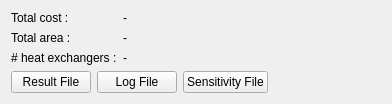
The window that OMOptim/GUI/Widgets/WidgetEIHEN1Result.ui (lmoresco/OpenModelica) describes before a commit, drawn with Qt 5.
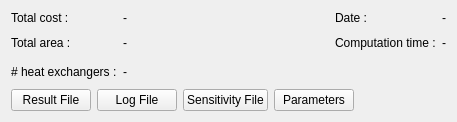
The same window after the commit.

The edit to the form file:
```diff
--- a/OMOptim/GUI/Widgets/WidgetEIHEN1Result.ui
+++ b/OMOptim/GUI/Widgets/WidgetEIHEN1Result.ui
@@ -6,8 +6,8 @@
    <rect>
     <x>0</x>
     <y>0</y>
-    <width>392</width>
-    <height>95</height>
+    <width>457</width>
+    <height>122</height>
    </rect>
   </property>
   <property name="sizePolicy">
@@ -33,53 +33,6 @@
      </property>
     </spacer>
    </item>
-   <item row="3" column="0" colspan="5">
-    <layout class="QGridLayout" name="gridLayout_2">
-     <item row="0" column="0">
-      <widget class="QPushButton" name="pushResult">
-       <property name="text">
-        <string>Result File</string>
-       </property>
-       <property name="flat">
-        <bool>false</bool>
-       </property>
-      </widget>
-     </item>
-     <item row="0" column="1">
-      <widget class="QPushButton" name="pushLog">
-       <property name="text">
-        <string>Log File</string>
-       </property>
-       <property name="flat">
-        <bool>false</bool>
-       </property>
-      </widget>
-     </item>
-     <item row="0" column="2">
-      <widget class="QPushButton" name="pushSensitivity">
-       <property name="text">
-        <string>Sensitivity File</string>
-       </property>
-       <property name="flat">
-        <bool>false</bool>
-       </property>
-      </widget>
-     </item>
-     <item row="0" column="3">
-      <spacer name="horizontalSpacer_2">
-       <property name="orientation">
-        <enum>Qt::Horizontal</enum>
-       </property>
-       <property name="sizeHint" stdset="0">
-        <size>
-         <width>40</width>
-         <height>20</height>
-        </size>
-       </property>
-      </spacer>
-     </item>
-    </layout>
-   </item>
    <item row="0" column="0">
     <widget class="QLabel" name="label">
      <property name="sizePolicy">
@@ -128,6 +81,88 @@
      </property>
     </widget>
    </item>
+   <item row="0" column="5">
+    <widget class="QLabel" name="label_4">
+     <property name="text">
+      <string>Date :</string>
+     </property>
+    </widget>
+   </item>
+   <item row="1" column="5">
+    <widget class="QLabel" name="label_5">
+     <property name="text">
+      <string>Computation time :</string>
+     </property>
+    </widget>
+   </item>
+   <item row="0" column="6">
+    <widget class="QLabel" name="labelDate">
+     <property name="text">
+      <string>-</string>
+     </property>
+    </widget>
+   </item>
+   <item row="1" column="6">
+    <widget class="QLabel" name="labelCompTime">
+     <property name="text">
+      <string>-</string>
+     </property>
+    </widget>
+   </item>
+   <item row="3" column="0" colspan="7">
+    <layout class="QGridLayout" name="gridLayout_2">
+     <item row="0" column="0">
+      <widget class="QPushButton" name="pushResult">
+       <property name="text">
+        <string>Result File</string>
+       </property>
+       <property name="flat">
+        <bool>false</bool>
+       </property>
+      </widget>
+     </item>
+     <item row="0" column="1">
+      <widget class="QPushButton" name="pushLog">
+       <property name="text">
+        <string>Log File</string>
+       </property>
+       <property name="flat">
+        <bool>false</bool>
+       </property>
+      </widget>
+     </item>
+     <item row="0" column="2">
+      <widget class="QPushButton" name="pushSensitivity">
+       <property name="text">
+        <string>Sensitivity File</string>
+       </property>
+       <property name="flat">
+        <bool>false</bool>
+       </property>
+      </widget>
+     </item>
+     <item row="0" column="4">
+      <widget class="QPushButton" name="pushParameters">
+       <property name="text">
+        <string>Parameters</string>
+       </property>
+      </widget>
+     </item>
+     <item row="0" column="5">
+      <spacer name="horizontalSpacer_2">
+       <property name="orientation">
+        <enum>Qt::Horizontal</enum>
+       </property>
+       <property name="sizeHint" stdset="0">
+        <size>
+         <width>40</width>
+         <height>20</height>
+        </size>
+       </property>
+      </spacer>
+     </item>
+    </layout>
+   </item>
   </layout>
  </widget>
  <resources/>
```
